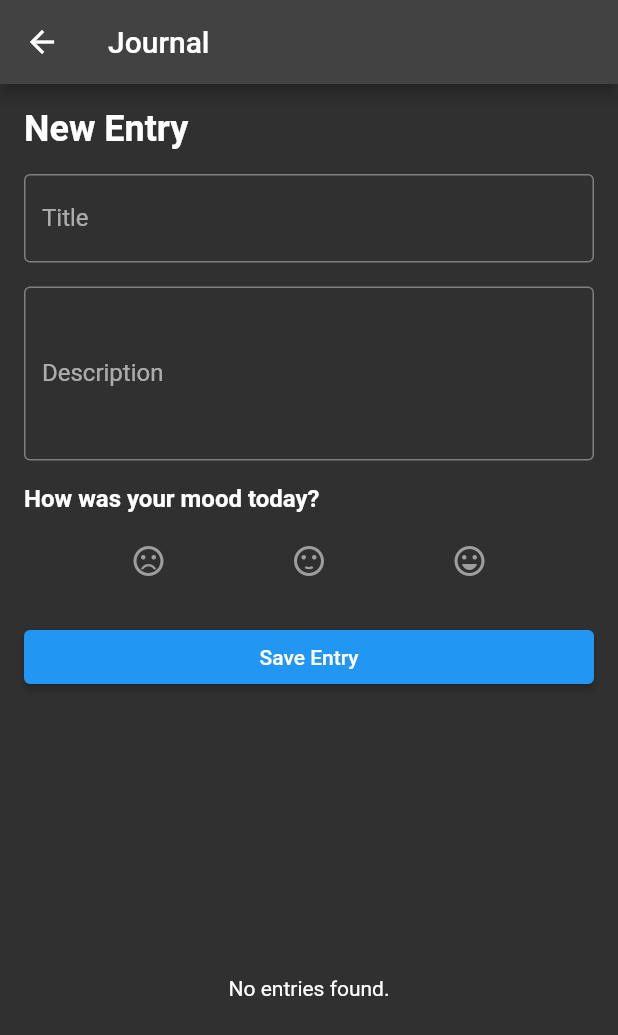
After one commit to yashrathi-git/Serenity, a Flutter app: the JournalScreen screen opened directly, after a tap on "Save Entry", on a phone screen of 412 x 824 dp. The commit adds this screen. Shown: the top 1035 px of the screen. Run offline on Flutter 3.47's test engine with Material 2 defaults, Android fonts, the phone set to English and light mode, and no system bars; our stand-ins replace carousel_slider, cloud_firestore, firebase_auth, firebase_core, flutter_signin_button, geolocator and 3 more; accounts and stored records are empty; network calls fail.

Commit message:
started work on journal

```diff
--- /dev/null
+++ b/lib/screens/mental_health/journal_screen.dart
@@ -0,0 +1,207 @@
+import 'package:flutter/material.dart';
+import 'package:firebase_core/firebase_core.dart';
+import 'package:cloud_firestore/cloud_firestore.dart';
+import 'package:firebase_auth/firebase_auth.dart';
+
+class JournalScreen extends StatefulWidget {
+  @override
+  _JournalScreenState createState() => _JournalScreenState();
+}
+
+class _JournalScreenState extends State<JournalScreen> {
+  final TextEditingController _titleController = TextEditingController();
+  final TextEditingController _descriptionController = TextEditingController();
+  int _selectedMoodIndex = -1;
+
+  @override
+  Widget build(BuildContext context) {
+    final user = FirebaseAuth.instance.currentUser;
+    final uid = user?.uid;
+
+    return Scaffold(
+      appBar: AppBar(
+        title: Text('Journal'),
+      ),
+      body: Column(
+        crossAxisAlignment: CrossAxisAlignment.stretch,
+        children: [
+          Padding(
+            padding: const EdgeInsets.all(16.0),
+            child: Column(
+              crossAxisAlignment: CrossAxisAlignment.stretch,
+              children: [
+                Text(
+                  'New Entry',
+                  style: TextStyle(
+                    fontSize: 24,
+                    fontWeight: FontWeight.bold,
+                  ),
+                ),
+                SizedBox(height: 16),
+                TextField(
+                  controller: _titleController,
+                  decoration: InputDecoration(
+                    labelText: 'Title',
+                    border: OutlineInputBorder(),
+                  ),
+                ),
+                SizedBox(height: 16),
+                TextField(
+                  controller: _descriptionController,
+                  maxLines: 4,
+                  decoration: InputDecoration(
+                    labelText: 'Description',
+                    border: OutlineInputBorder(),
+                  ),
+                ),
+                SizedBox(height: 16),
+                Text(
+                  'How was your mood today?',
+                  style: TextStyle(
+                    fontSize: 16,
+                    fontWeight: FontWeight.bold,
+                  ),
+                ),
+                SizedBox(height: 8),
+                Row(
+                  mainAxisAlignment: MainAxisAlignment.spaceEvenly,
+                  children: [
+                    _buildMoodButton(0, Icons.sentiment_very_dissatisfied),
+                    _buildMoodButton(1, Icons.sentiment_satisfied),
+                    _buildMoodButton(2, Icons.sentiment_very_satisfied),
+                  ],
+                ),
+                SizedBox(height: 16),
+                ElevatedButton(
+                  onPressed: () {
+                    _saveEntry(uid);
+                    _clearFields();
+                  },
+                  child: Text('Save Entry'),
+                ),
+              ],
+            ),
+          ),
+          SizedBox(height: 16),
+          Expanded(child: _buildEntryList(uid)),
+        ],
+      ),
+    );
+  }
+
+  Widget _buildMoodButton(int index, IconData icon) {
+    final isSelected = index == _selectedMoodIndex;
+    final color = isSelected ? Colors.blue : Colors.grey;
+
+    return IconButton(
+      onPressed: () {
+        setState(() {
+          _selectedMoodIndex = index;
+        });
+      },
+      icon: Icon(icon, color: color),
+    );
+  }
+
+  Future<void> _saveEntry(String? uid) async {
+    final title = _titleController.text;
+    final description = _descriptionController.text;
+    final mood = _selectedMoodIndex;
+
+    if (title.isEmpty || description.isEmpty || mood == -1) {
+      return;
+    }
+
+    final entry = {
+      'uid': uid,
+      'title': title,
+      'description': description,
+      'mood': mood,
+      'timestamp': DateTime.now(),
+    };
+
+    final entryRef = FirebaseFirestore.instance.collection('entries');
+    await entryRef.add(entry);
+  }
+
+  void _clearFields() {
+    _titleController.clear();
+    _descriptionController.clear();
+    setState(() {
+      _selectedMoodIndex = -1;
+    });
+  }
+
+  Widget _buildEntryList(String? uid) {
+    return StreamBuilder<QuerySnapshot>(
+      stream: FirebaseFirestore.instance
+          .collection('entries')
+          .where('uid', isEqualTo: uid)
+          .orderBy('timestamp', descending: true)
+          .snapshots(),
+      builder: (context, snapshot) {
+        if (snapshot.hasError) {
+          return Center(child: Text('Error: ${snapshot.error}'));
+        }
+
+        if (snapshot.connectionState == ConnectionState.waiting) {
+          return Center(child: CircularProgressIndicator());
+        }
+
+        final entries = snapshot.data?.docs ?? [];
+
+        if (entries.isEmpty) {
+          return Center(child: Text('No entries found.'));
+        }
+
+        return ListView.builder(
+          itemCount: entries.length,
+          itemBuilder: (context, index) {
+            final entry = entries[index].data() as Map<String, dynamic>;
+            final title = entry['title'] ?? '';
+            final description = entry['description'] ?? '';
+            final mood = entry['mood'];
+
+            return ListTile(
+              title: Text(title),
+              subtitle: Text(description),
+              trailing: _buildMoodEmoji(mood),
+            );
+          },
+        );
+      },
+    );
+  }
+
+  Widget _buildMoodEmoji(int mood) {
+    IconData icon;
+    String text;
+
+    switch (mood) {
+      case 0:
+        icon = Icons.sentiment_very_dissatisfied;
+        text = 'Bad';
+        break;
+      case 1:
+        icon = Icons.sentiment_satisfied;
+        text = 'Neutral';
+        break;
+      case 2:
+        icon = Icons.sentiment_very_satisfied;
+        text = 'Good';
+        break;
+      default:
+        icon = Icons.sentiment_neutral;
+        text = 'Unknown';
+    }
+
+    return Row(
+      mainAxisSize: MainAxisSize.min,
+      children: [
+        Icon(icon, color: Colors.grey),
+        SizedBox(width: 4),
+        Text(text, style: TextStyle(color: Colors.grey)),
+      ],
+    );
+  }
+}
```
Also changed, not shown: lib/screens/home_screen.dart (+5 -4 lines), lib/screens/mental_health/mental_splash.dart (added, +127 -0 lines).
